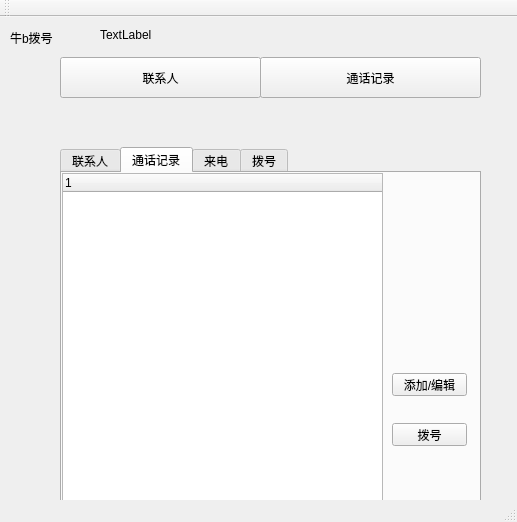
Above: mainwindow.ui from yt2014/dail before the change. Below: the same form after it.
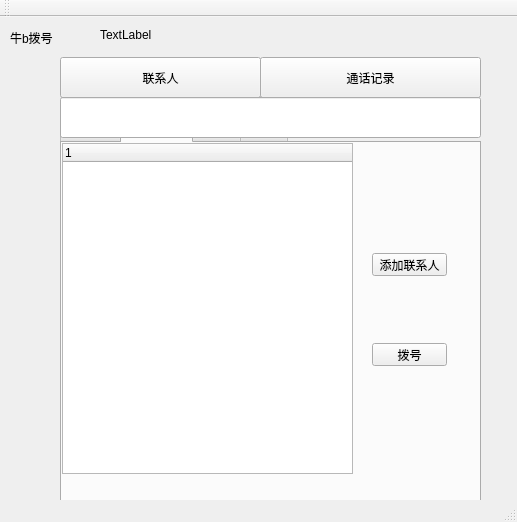
That is the form after the change. Icons and pictures are not drawn.

```diff
--- a/mainwindow.ui
+++ b/mainwindow.ui
@@ -61,9 +61,9 @@
     <property name="geometry">
      <rect>
       <x>60</x>
-      <y>130</y>
+      <y>100</y>
       <width>421</width>
-      <height>361</height>
+      <height>391</height>
      </rect>
     </property>
     <property name="autoFillBackground">
@@ -135,7 +135,7 @@
        <rect>
         <x>0</x>
         <y>0</y>
-        <width>321</width>
+        <width>291</width>
         <height>331</height>
        </rect>
       </property>
@@ -148,27 +148,27 @@
      <widget class="QPushButton" name="pBtnDail">
       <property name="geometry">
        <rect>
-        <x>330</x>
-        <y>250</y>
-        <width>75</width>
-        <height>23</height>
-       </rect>
-      </property>
-      <property name="text">
-       <string>拨号</string>
-      </property>
-     </widget>
-     <widget class="QPushButton" name="pBtnEdit_Add">
-      <property name="geometry">
-       <rect>
-        <x>330</x>
+        <x>310</x>
         <y>200</y>
         <width>75</width>
         <height>23</height>
        </rect>
       </property>
       <property name="text">
-       <string>添加/编辑</string>
+       <string>拨号</string>
+      </property>
+     </widget>
+     <widget class="QPushButton" name="pBtnEdit_Add">
+      <property name="geometry">
+       <rect>
+        <x>310</x>
+        <y>110</y>
+        <width>75</width>
+        <height>23</height>
+       </rect>
+      </property>
+      <property name="text">
+       <string>添加联系人</string>
       </property>
      </widget>
     </widget>
@@ -196,6 +196,16 @@
      <string>TextLabel</string>
     </property>
    </widget>
+   <widget class="QLineEdit" name="lineEdit_2">
+    <property name="geometry">
+     <rect>
+      <x>60</x>
+      <y>80</y>
+      <width>421</width>
+      <height>41</height>
+     </rect>
+    </property>
+   </widget>
   </widget>
   <widget class="QMenuBar" name="menuBar">
    <property name="geometry">
```
